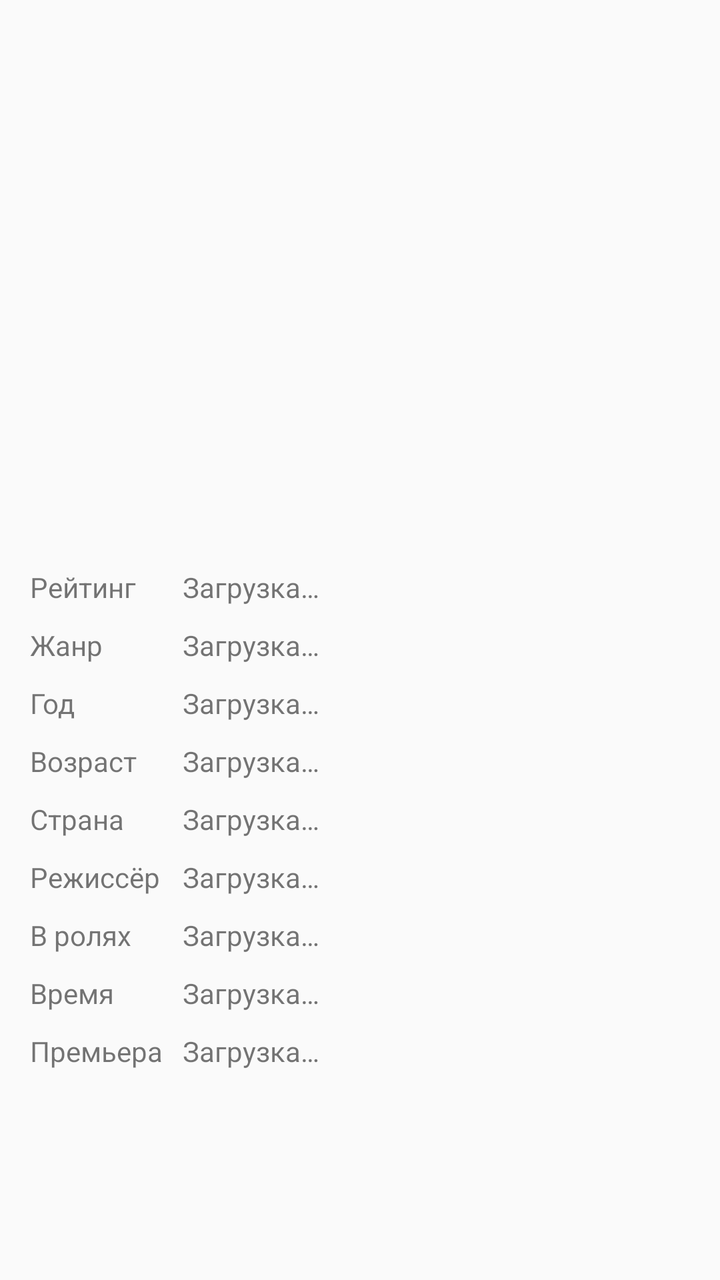
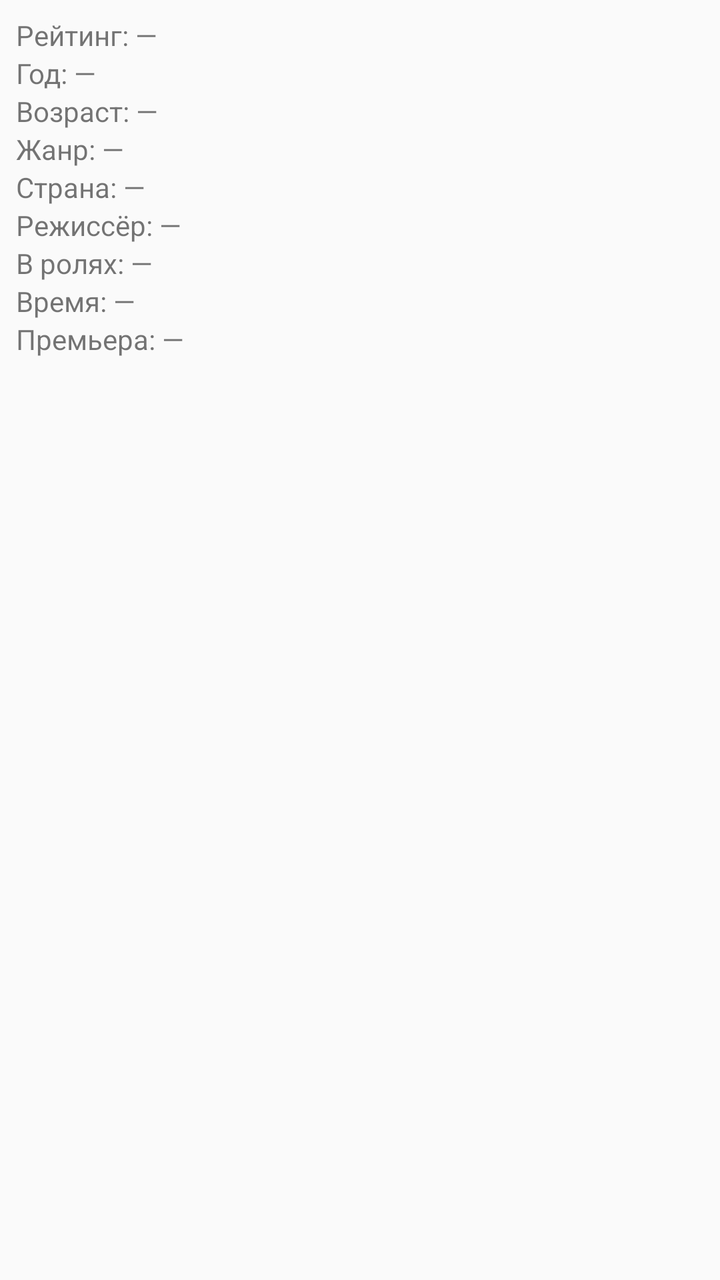

An Android layout rendered at two revisions. The XML below is the earlier revision; the diff shows what the commit changed to produce the second picture.
<!-- AndroidManifest.xml: application theme AppTheme -->
<!-- res/layout/test.xml -->
<?xml version="1.0" encoding="utf-8"?>
<TableLayout xmlns:android="http://schemas.android.com/apk/res/android"
    android:layout_width="match_parent"
    android:layout_height="wrap_content"
    android:padding="10dp"
    android:stretchColumns="2">

    <ImageView
        android:id="@+id/view_image_full"
        android:layout_gravity="center"
        android:layout_width="173dp"
        android:layout_height="259dp"
        android:layout_margin="5dp"
        android:contentDescription="@string/todo" />

    <TableRow>
<LinearLayout
    android:orientation="vertical"
    android:layout_gravity="start|center"
    android:layout_width="match_parent"
    android:layout_height="wrap_content">

    <TextView
        android:layout_width="wrap_content"
        android:layout_height="wrap_content"
        android:padding="5dp"
        android:layout_columnWeight="1"
        android:text="@string/raiting" />

    <TextView
        android:layout_width="wrap_content"
        android:layout_height="wrap_content"
        android:padding="5dp"
        android:layout_columnWeight="1"
        android:text="@string/janr" />

    <TextView
        android:layout_width="wrap_content"
        android:layout_height="wrap_content"
        android:padding="5dp"
        android:layout_columnWeight="1"
        android:text="@string/year" />

    <TextView
        android:layout_width="wrap_content"
        android:layout_height="wrap_content"
        android:padding="5dp"
        android:layout_columnWeight="1"
        android:text="@string/age" />

    <TextView
        android:layout_width="wrap_content"
        android:layout_height="wrap_content"
        android:padding="5dp"
        android:layout_columnWeight="1"
        android:text="@string/strana" />

    <TextView
        android:layout_width="wrap_content"
        android:layout_height="wrap_content"
        android:padding="5dp"
        android:layout_columnWeight="1"
        android:text="@string/director" />

    <TextView
        android:layout_width="wrap_content"
        android:layout_height="wrap_content"
        android:padding="5dp"
        android:layout_columnWeight="1"
        android:text="@string/role" />

    <TextView
        android:layout_width="wrap_content"
        android:layout_height="wrap_content"
        android:padding="5dp"
        android:layout_columnWeight="1"
        android:text="@string/time" />

    <TextView
        android:layout_width="wrap_content"
        android:layout_height="wrap_content"
        android:padding="5dp"
        android:layout_columnWeight="1"
        android:text="@string/premiera" />

</LinearLayout>
        <LinearLayout
            android:orientation="vertical"
            android:layout_gravity="start|center"
            android:layout_width="match_parent"
            android:layout_height="wrap_content">

            <TextView
                android:id="@+id/raitingTv"
                android:layout_width="match_parent"
                android:layout_height="wrap_content"
                android:padding="5dp"
                android:layout_columnWeight="1"
                android:text="@string/todo" />

            <TextView
                android:id="@+id/janrTv"
                android:layout_width="wrap_content"
                android:layout_height="wrap_content"
                android:padding="5dp"
                android:layout_columnWeight="1"
                android:text="@string/todo" />

            <TextView
                android:id="@+id/yearTv"
                android:layout_width="wrap_content"
                android:layout_height="wrap_content"
                android:padding="5dp"
                android:layout_columnWeight="1"
                android:text="@string/todo" />

            <TextView
                android:id="@+id/ageTv"
                android:layout_width="wrap_content"
                android:layout_height="wrap_content"
                android:padding="5dp"
                android:layout_columnWeight="1"
                android:text="@string/todo" />

            <TextView
                android:id="@+id/stranaTv"
                android:layout_width="wrap_content"
                android:layout_height="wrap_content"
                android:padding="5dp"
                android:layout_columnWeight="1"
                android:text="@string/todo" />

            <TextView
                android:id="@+id/directorTv"
                android:layout_width="wrap_content"
                android:layout_height="wrap_content"
                android:padding="5dp"
                android:layout_columnWeight="1"
                android:text="@string/todo" />

            <TextView
                android:id="@+id/roleTv"
                android:layout_width="wrap_content"
                android:layout_height="wrap_content"
                android:padding="5dp"
                android:layout_columnWeight="1"
                android:text="@string/todo" />

            <TextView
                android:id="@+id/timeTv"
                android:layout_width="wrap_content"
                android:layout_height="wrap_content"
                android:padding="5dp"
                android:layout_columnWeight="1"
                android:text="@string/todo" />

            <TextView
                android:id="@+id/premieraTv"
                android:layout_width="wrap_content"
                android:layout_height="wrap_content"
                android:padding="5dp"
                android:layout_columnWeight="1"
                android:text="@string/todo" />
        </LinearLayout>
    </TableRow>
</TableLayout>
<!-- resources referenced by this layout -->
<resources>
  <string name="age">Возраст</string>
  <string name="director">Режиссёр</string>
  <string name="janr">Жанр</string>
  <string name="premiera">Премьера</string>
  <string name="raiting">Рейтинг</string>
  <string name="role">В ролях</string>
  <string name="strana">Страна</string>
  <string name="time">Время</string>
  <string name="todo">Загрузка…</string>
  <string name="year">Год</string>
  <style name="AppTheme" parent="Theme.AppCompat.Light.DarkActionBar">
          <item name="colorPrimary">#162687</item>
          <item name="colorPrimaryDark">#734E16</item>
      </style>
</resources>

<!-- the commit's change to res/layout/test.xml (unified diff, before → after) -->
@@ -1,166 +1,71 @@
 <?xml version="1.0" encoding="utf-8"?>
-<TableLayout xmlns:android="http://schemas.android.com/apk/res/android"
+<LinearLayout xmlns:android="http://schemas.android.com/apk/res/android"
     android:layout_width="match_parent"
     android:layout_height="wrap_content"
-    android:padding="10dp"
-    android:stretchColumns="2">
-
-    <ImageView
-        android:id="@+id/view_image_full"
-        android:layout_gravity="center"
-        android:layout_width="173dp"
-        android:layout_height="259dp"
-        android:layout_margin="5dp"
-        android:contentDescription="@string/todo" />
-
-    <TableRow>
-<LinearLayout
     android:orientation="vertical"
-    android:layout_gravity="start|center"
-    android:layout_width="match_parent"
-    android:layout_height="wrap_content">
+    android:padding="8dp">
 
     <TextView
-        android:layout_width="wrap_content"
+        android:id="@+id/raitingTv"
+        android:layout_width="match_parent"
         android:layout_height="wrap_content"
-        android:padding="5dp"
-        android:layout_columnWeight="1"
-        android:text="@string/raiting" />
+        android:text="Рейтинг: —"
+        android:textSize="14sp" />
 
     <TextView
-        android:layout_width="wrap_content"
+        android:id="@+id/yearTv"
+        android:layout_width="match_parent"
         android:layout_height="wrap_content"
-        android:padding="5dp"
-        android:layout_columnWeight="1"
-        android:text="@string/janr" />
+        android:text="Год: —"
+        android:textSize="14sp" />
 
     <TextView
-        android:layout_width="wrap_content"
+        android:id="@+id/ageTv"
+        android:layout_width="match_parent"
         android:layout_height="wrap_content"
-        android:padding="5dp"
-        android:layout_columnWeight="1"
-        android:text="@string/year" />
+        android:text="Возраст: —"
+        android:textSize="14sp" />
 
     <TextView
-        android:layout_width="wrap_content"
+        android:id="@+id/janrTv"
+        android:layout_width="match_parent"
         android:layout_height="wrap_content"
-        android:padding="5dp"
-        android:layout_columnWeight="1"
-        android:text="@string/age" />
+        android:text="Жанр: —"
+        android:textSize="14sp" />
 
     <TextView
-        android:layout_width="wrap_content"
+        android:id="@+id/stranaTv"
+        android:layout_width="match_parent"
         android:layout_height="wrap_content"
-        android:padding="5dp"
-        android:layout_columnWeight="1"
-        android:text="@string/strana" />
+        android:text="Страна: —"
+        android:textSize="14sp" />
 
     <TextView
-        android:layout_width="wrap_content"
+        android:id="@+id/directorTv"
+        android:layout_width="match_parent"
         android:layout_height="wrap_content"
-        android:padding="5dp"
-        android:layout_columnWeight="1"
-        android:text="@string/director" />
+        android:text="Режиссёр: —"
+        android:textSize="14sp" />
 
     <TextView
-        android:layout_width="wrap_content"
+        android:id="@+id/roleTv"
+        android:layout_width="match_parent"
         android:layout_height="wrap_content"
-        android:padding="5dp"
-        android:layout_columnWeight="1"
-        android:text="@string/role" />
+        android:text="В ролях: —"
+        android:textSize="14sp" />
 
     <TextView
-        android:layout_width="wrap_content"
+        android:id="@+id/timeTv"
+        android:layout_width="match_parent"
         android:layout_height="wrap_content"
-        android:padding="5dp"
-        android:layout_columnWeight="1"
-        android:text="@string/time" />
+        android:text="Время: —"
+        android:textSize="14sp" />
 
     <TextView
-        android:layout_width="wrap_content"
+        android:id="@+id/premieraTv"
+        android:layout_width="match_parent"
         android:layout_height="wrap_content"
-        android:padding="5dp"
-        android:layout_columnWeight="1"
-        android:text="@string/premiera" />
+        android:text="Премьера: —"
+        android:textSize="14sp" />
 
 </LinearLayout>
-        <LinearLayout
-            android:orientation="vertical"
-            android:layout_gravity="start|center"
-            android:layout_width="match_parent"
-            android:layout_height="wrap_content">
-
-            <TextView
-                android:id="@+id/raitingTv"
-                android:layout_width="match_parent"
-                android:layout_height="wrap_content"
-                android:padding="5dp"
-                android:layout_columnWeight="1"
-                android:text="@string/todo" />
-
-            <TextView
-                android:id="@+id/janrTv"
-                android:layout_width="wrap_content"
-                android:layout_height="wrap_content"
-                android:padding="5dp"
-                android:layout_columnWeight="1"
-                android:text="@string/todo" />
-
-            <TextView
-                android:id="@+id/yearTv"
-                android:layout_width="wrap_content"
-                android:layout_height="wrap_content"
-                android:padding="5dp"
-                android:layout_columnWeight="1"
-                android:text="@string/todo" />
-
-            <TextView
-                android:id="@+id/ageTv"
-                android:layout_width="wrap_content"
-                android:layout_height="wrap_content"
-                android:padding="5dp"
-                android:layout_columnWeight="1"
-                android:text="@string/todo" />
-
-            <TextView
-                android:id="@+id/stranaTv"
-                android:layout_width="wrap_content"
-                android:layout_height="wrap_content"
-                android:padding="5dp"
-                android:layout_columnWeight="1"
-                android:text="@string/todo" />
-
-            <TextView
-                android:id="@+id/directorTv"
-                android:layout_width="wrap_content"
-                android:layout_height="wrap_content"
-                android:padding="5dp"
-                android:layout_columnWeight="1"
-                android:text="@string/todo" />
-
-            <TextView
-                android:id="@+id/roleTv"
-                android:layout_width="wrap_content"
-                android:layout_height="wrap_content"
-                android:padding="5dp"
-                android:layout_columnWeight="1"
-                android:text="@string/todo" />
-
-            <TextView
-                android:id="@+id/timeTv"
-                android:layout_width="wrap_content"
-                android:layout_height="wrap_content"
-                android:padding="5dp"
-                android:layout_columnWeight="1"
-                android:text="@string/todo" />
-
-            <TextView
-                android:id="@+id/premieraTv"
-                android:layout_width="wrap_content"
-                android:layout_height="wrap_content"
-                android:padding="5dp"
-                android:layout_columnWeight="1"
-                android:text="@string/todo" />
-        </LinearLayout>
-    </TableRow>
-</TableLayout>
<!-- resource entries referenced after the edit -->
@@ -1,15 +1,5 @@
 <!-- resources referenced by this layout -->
 <resources>
-  <string name="age">Возраст</string>
-  <string name="director">Режиссёр</string>
-  <string name="janr">Жанр</string>
-  <string name="premiera">Премьера</string>
-  <string name="raiting">Рейтинг</string>
-  <string name="role">В ролях</string>
-  <string name="strana">Страна</string>
-  <string name="time">Время</string>
-  <string name="todo">Загрузка…</string>
-  <string name="year">Год</string>
   <style name="AppTheme" parent="Theme.AppCompat.Light.DarkActionBar">
           <item name="colorPrimary">#162687</item>
           <item name="colorPrimaryDark">#734E16</item>
